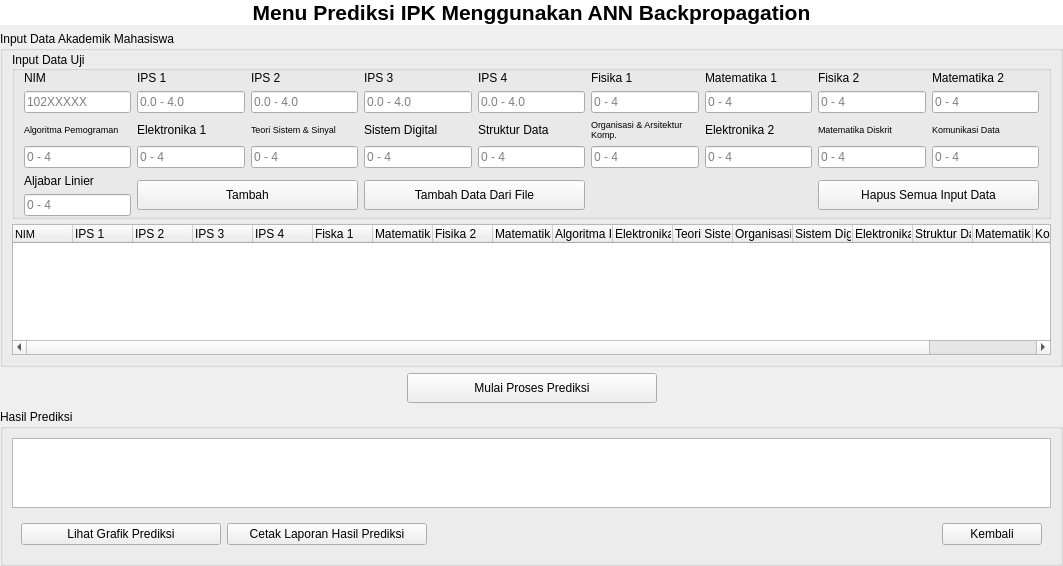
Before: the Qt Designer form gui/gui_prediksi.ui in mafr017/BNN_GPA, drawn with Qt 5.
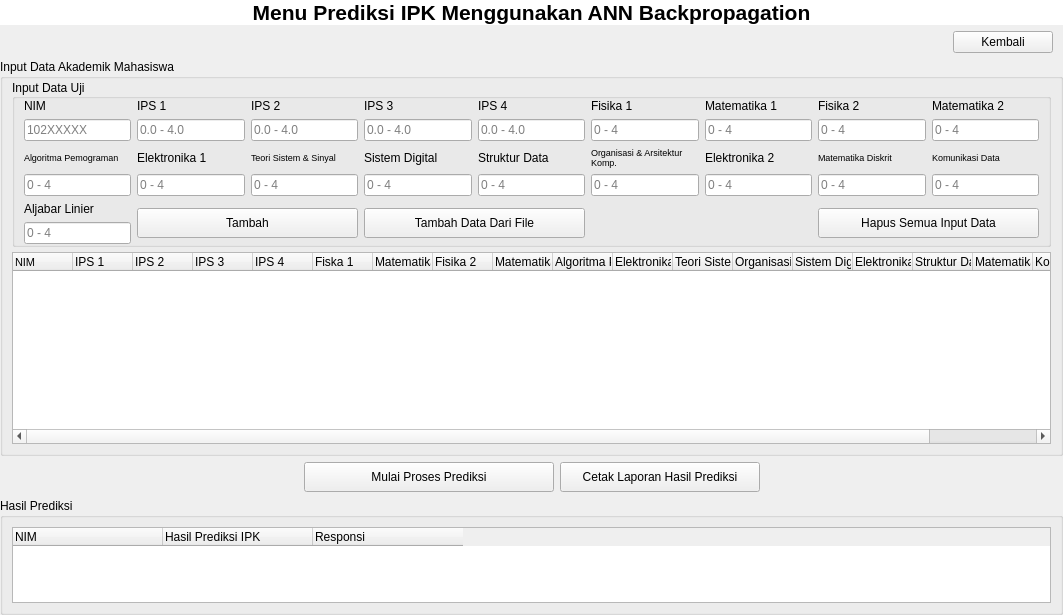
After: the same form once the commit is applied.

```diff
--- a/gui/gui_prediksi.ui
+++ b/gui/gui_prediksi.ui
@@ -7,7 +7,7 @@
     <x>0</x>
     <y>0</y>
     <width>1063</width>
-    <height>566</height>
+    <height>615</height>
    </rect>
   </property>
   <property name="windowTitle">
@@ -76,6 +76,68 @@
       </property>
      </widget>
     </item>
+    <item>
+     <widget class="QFrame" name="frame">
+      <property name="frameShape">
+       <enum>QFrame::NoFrame</enum>
+      </property>
+      <property name="frameShadow">
+       <enum>QFrame::Raised</enum>
+      </property>
+      <layout class="QHBoxLayout" name="horizontalLayout_2">
+       <property name="spacing">
+        <number>6</number>
+       </property>
+       <property name="leftMargin">
+        <number>10</number>
+       </property>
+       <property name="topMargin">
+        <number>0</number>
+       </property>
+       <property name="rightMargin">
+        <number>10</number>
+       </property>
+       <property name="bottomMargin">
+        <number>0</number>
+       </property>
+       <item>
+        <spacer name="horizontalSpacer_5">
+         <property name="orientation">
+          <enum>Qt::Horizontal</enum>
+         </property>
+         <property name="sizeHint" stdset="0">
+          <size>
+           <width>40</width>
+           <height>20</height>
+          </size>
+         </property>
+        </spacer>
+       </item>
+       <item>
+        <widget class="QPushButton" name="pbKembali">
+         <property name="minimumSize">
+          <size>
+           <width>100</width>
+           <height>0</height>
+          </size>
+         </property>
+         <property name="maximumSize">
+          <size>
+           <width>100</width>
+           <height>16777215</height>
+          </size>
+         </property>
+         <property name="toolTip">
+          <string>Kembali ke menu utama</string>
+         </property>
+         <property name="text">
+          <string>Kembali</string>
+         </property>
+        </widget>
+       </item>
+      </layout>
+     </widget>
+    </item>
     <item>
      <widget class="QGroupBox" name="groupBox">
       <property name="title">
@@ -775,6 +837,28 @@
          </property>
         </widget>
        </item>
+       <item>
+        <widget class="QPushButton" name="pbCetak">
+         <property name="minimumSize">
+          <size>
+           <width>200</width>
+           <height>30</height>
+          </size>
+         </property>
+         <property name="maximumSize">
+          <size>
+           <width>300</width>
+           <height>16777215</height>
+          </size>
+         </property>
+         <property name="toolTip">
+          <string/>
+         </property>
+         <property name="text">
+          <string>Cetak Laporan Hasil Prediksi</string>
+         </property>
+        </widget>
+       </item>
        <item>
         <spacer name="horizontalSpacer_2">
          <property name="orientation">
@@ -800,94 +884,6 @@
        <bool>false</bool>
       </property>
       <layout class="QGridLayout" name="gridLayout">
-       <item row="1" column="0">
-        <widget class="QFrame" name="frame">
-         <property name="frameShape">
-          <enum>QFrame::NoFrame</enum>
-         </property>
-         <property name="frameShadow">
-          <enum>QFrame::Raised</enum>
-         </property>
-         <layout class="QHBoxLayout" name="horizontalLayout_2">
-          <item>
-           <widget class="QPushButton" name="pbGrafik">
-            <property name="minimumSize">
-             <size>
-              <width>200</width>
-              <height>0</height>
-             </size>
-            </property>
-            <property name="maximumSize">
-             <size>
-              <width>300</width>
-              <height>16777215</height>
-             </size>
-            </property>
-            <property name="text">
-             <string>Lihat Grafik Prediksi</string>
-            </property>
-           </widget>
-          </item>
-          <item>
-           <widget class="QPushButton" name="pbCetak">
-            <property name="minimumSize">
-             <size>
-              <width>200</width>
-              <height>0</height>
-             </size>
-            </property>
-            <property name="maximumSize">
-             <size>
-              <width>300</width>
-              <height>16777215</height>
-             </size>
-            </property>
-            <property name="toolTip">
-             <string/>
-            </property>
-            <property name="text">
-             <string>Cetak Laporan Hasil Prediksi</string>
-            </property>
-           </widget>
-          </item>
-          <item>
-           <spacer name="horizontalSpacer_5">
-            <property name="orientation">
-             <enum>Qt::Horizontal</enum>
-            </property>
-            <property name="sizeHint" stdset="0">
-             <size>
-              <width>40</width>
-              <height>20</height>
-             </size>
-            </property>
-           </spacer>
-          </item>
-          <item>
-           <widget class="QPushButton" name="pbKembali">
-            <property name="minimumSize">
-             <size>
-              <width>100</width>
-              <height>0</height>
-             </size>
-            </property>
-            <property name="maximumSize">
-             <size>
-              <width>100</width>
-              <height>16777215</height>
-             </size>
-            </property>
-            <property name="toolTip">
-             <string>Kembali ke menu utama</string>
-            </property>
-            <property name="text">
-             <string>Kembali</string>
-            </property>
-           </widget>
-          </item>
-         </layout>
-        </widget>
-       </item>
        <item row="0" column="0">
         <widget class="QTableWidget" name="tbPrediksi">
          <property name="maximumSize">
@@ -908,12 +904,39 @@
          <property name="alternatingRowColors">
           <bool>true</bool>
          </property>
+         <property name="sortingEnabled">
+          <bool>true</bool>
+         </property>
          <attribute name="horizontalHeaderDefaultSectionSize">
-          <number>60</number>
+          <number>150</number>
          </attribute>
          <attribute name="horizontalHeaderMinimumSectionSize">
           <number>25</number>
          </attribute>
+         <column>
+          <property name="text">
+           <string>NIM</string>
+          </property>
+          <property name="textAlignment">
+           <set>AlignLeading|AlignVCenter</set>
+          </property>
+         </column>
+         <column>
+          <property name="text">
+           <string>Hasil Prediksi IPK</string>
+          </property>
+          <property name="textAlignment">
+           <set>AlignLeading|AlignVCenter</set>
+          </property>
+         </column>
+         <column>
+          <property name="text">
+           <string>Responsi</string>
+          </property>
+          <property name="textAlignment">
+           <set>AlignLeading|AlignVCenter</set>
+          </property>
+         </column>
         </widget>
        </item>
       </layout>
```
